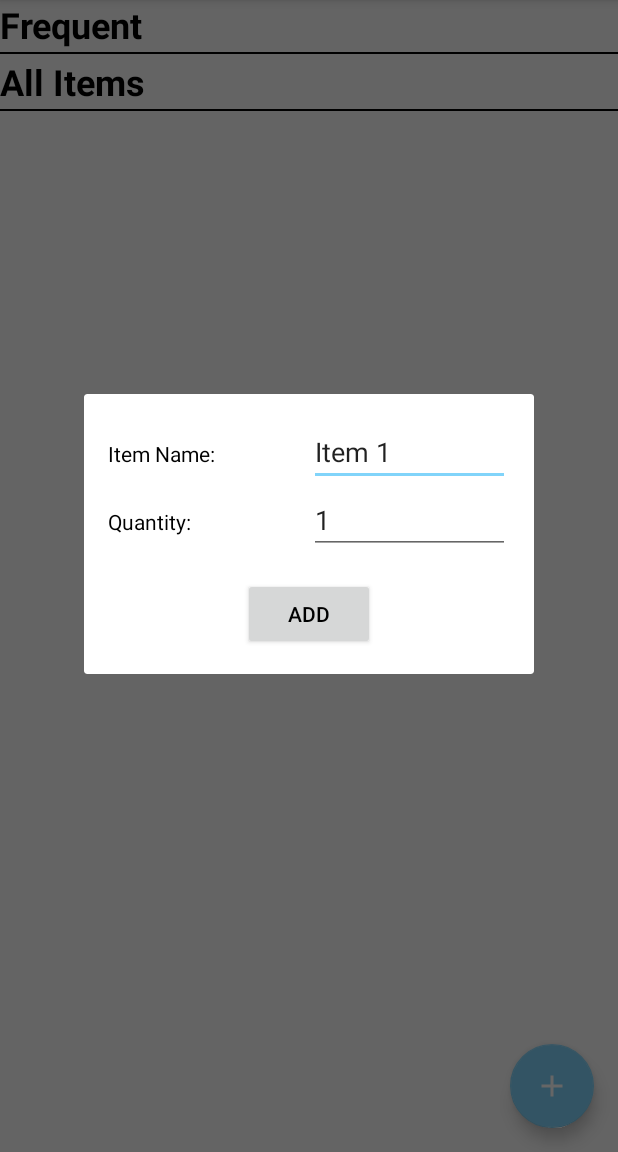
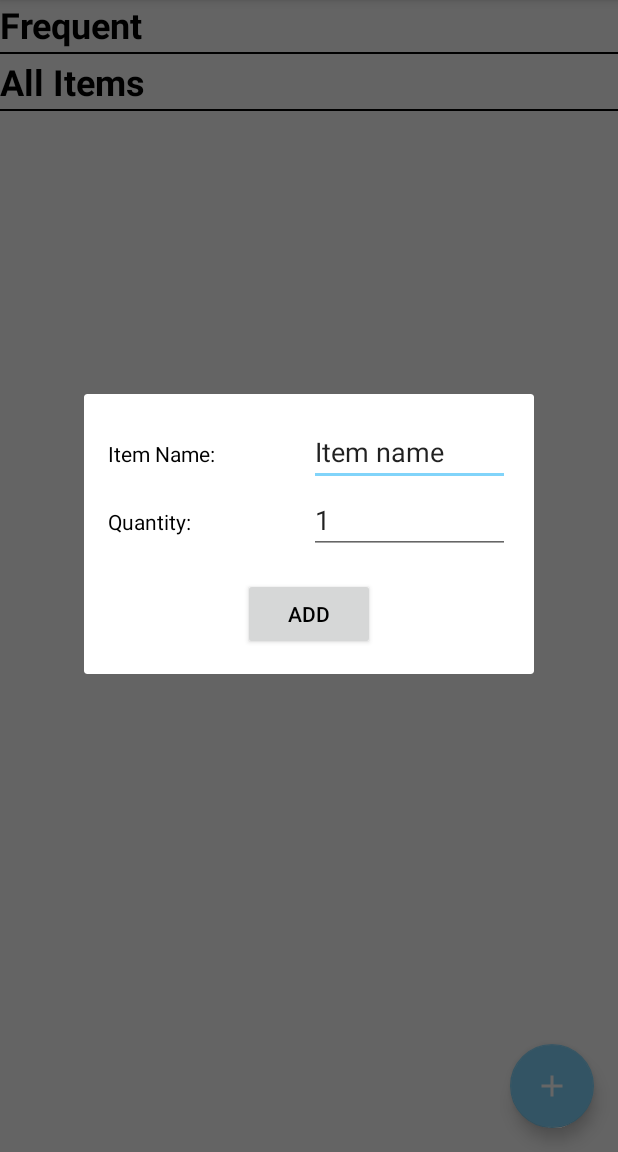
Before and after one commit to Team-SubliMate/SubliMate-Android, an Android app: the screen it shows after launch (MainActivity), after a tap on an icon or button, on a phone screen of 412 x 824 dp, the part 84-1236 px from its top. Run offline under Robolectric (Android 15) with nearby library versions, the phone set to English and light mode, and no system bars.

Commit message:
POTENTIAL BREAKING CHANGE - Refactor out ManualAddDialog

```diff
--- a/app/src/main/java/sublimate/com/sublimate/MainActivity.java
+++ b/app/src/main/java/sublimate/com/sublimate/MainActivity.java
@@ -1,6 +1,5 @@
 package sublimate.com.sublimate;
 
-import android.annotation.SuppressLint;
 import android.app.AlertDialog;
 import android.app.Dialog;
 import android.content.DialogInterface;
@@ -11,11 +10,8 @@ import android.preference.PreferenceManager;
 import android.support.annotation.NonNull;
 import android.support.design.widget.FloatingActionButton;
 import android.support.v7.app.AppCompatActivity;
+import android.support.v7.widget.GridLayoutManager;
 import android.support.v7.widget.RecyclerView;
-import android.support.v7.widget.GridLayoutManager;
-import android.text.Editable;
-import android.text.TextUtils;
-import android.text.TextWatcher;
 import android.util.Log;
 import android.util.LruCache;
 import android.view.Menu;
@@ -23,13 +19,9 @@ import android.view.MenuInflater;
 import android.view.MenuItem;
 import android.view.View;
 import android.view.ViewGroup;
-import android.widget.Button;
-import android.widget.EditText;
 import android.widget.ProgressBar;
 import android.widget.TextView;
 import android.widget.Toast;
-
-import com.google.gson.Gson;
 
 import java.io.IOException;
 import java.util.ArrayList;
@@ -43,18 +35,18 @@ import retrofit2.Callback;
 import retrofit2.Response;
 import sublimate.com.sublimate.json.InventoryItem;
 import sublimate.com.sublimate.json.InventoryServiceResponse;
-import sublimate.com.sublimate.json.ManualItemEvent;
 import sublimate.com.sublimate.network.InventoryService;
 import sublimate.com.sublimate.network.WebSocketEventHandler;
 import sublimate.com.sublimate.network.WebSocketEventListener;
 import sublimate.com.sublimate.view.InventoryAdapter;
+import sublimate.com.sublimate.view.ManualAddDialog;
 import sublimate.com.sublimate.view.PreferencesActivity;
 
 import static sublimate.com.sublimate.view.PreferencesActivity.USE_MOCK;
 import static sublimate.com.sublimate.view.PreferencesActivity.WEBSOCKET_ADDRESS;
 import static sublimate.com.sublimate.view.PreferencesActivity.WEBSOCKET_URL;
 
-public class MainActivity extends AppCompatActivity {
+public class MainActivity extends AppCompatActivity implements ViewContract{
     private static int MAX_CACHE_SIZE = 5;
 
     private Presenter presenter;
@@ -84,7 +76,7 @@ public class MainActivity extends AppCompatActivity {
         super.onCreate(savedInstanceState);
         setContentView(R.layout.activity_main);
 
-        presenter = new Presenter();
+        presenter = new Presenter(this);
         initView();
         initTieBreakerDialog(); // TODO: Clean up
         initHTTP();
@@ -234,80 +226,11 @@ public class MainActivity extends AppCompatActivity {
         errorTextView.setVisibility(View.GONE);
     }
 
-    private void showToast(String text) {
-        toast = Toast.makeText(this, text, Toast.LENGTH_LONG);
-        toast.show();
-    }
-
-    // TODO: Clean this up
-    @SuppressLint("SetTextI18n")
     private void showManualAddDialog() {
         if (manualAddDialog == null) {
-            manualAddDialog = new Dialog(this);
-            manualAddDialog.setContentView(R.layout.manual_add_dialog);
-            manualAddDialog.setTitle(R.string.add_dialog_title);
+            manualAddDialog = new ManualAddDialog(this, presenter);
         }
 
-        final EditText dialogNameEditText = manualAddDialog.findViewById(R.id.et_inventory_item_name);
-        final EditText dialogQuantityEditText = manualAddDialog.findViewById(R.id.et_inventory_item_quantity);
-
-        // Set default values
-
-        String defaultName = "Item " + (inventoryAdapter.getItemCount() + 1);
-        String defaultQuantity = "1";
-        dialogNameEditText.setText(defaultName);
-        dialogQuantityEditText.setText(defaultQuantity);
-
-        // Set up the save button
-        final Button dialogButton = manualAddDialog.findViewById(R.id.button_add_item);
-        dialogButton.setOnClickListener(new View.OnClickListener() {
-            @Override
-            public void onClick(View view) {
-                // Create item from user entry
-                String itemText = dialogNameEditText.getText().toString();
-                int itemQuantity = Integer.parseInt(dialogQuantityEditText.getText().toString());
-                InventoryItem item = new InventoryItem(42, itemText, itemQuantity);
-
-                // Send to backend
-                Gson gson = new Gson();
-                ManualItemEvent manualItemEvent = new ManualItemEvent(item);
-                String itemJson = gson.toJson(manualItemEvent, ManualItemEvent.class);
-                webSocket.send(itemJson);
-                Log.d(WebSocketEventListener.TAG, "Manual entry sent: " + itemJson);
-
-                // TODO: Don't add right away, wait for backend socket event UI
-                inventoryAdapter.addInventoryItem(item);
-                showToast("The item \"" + item.getName() + "\" has been added.");
-
-                manualAddDialog.dismiss();
-            }
-        });
-
-        TextWatcher textWatcher = new TextWatcher() {
-            @Override
-            public void beforeTextChanged(CharSequence charSequence, int i, int i1, int i2) {
-
-            }
-
-            @Override
-            public void onTextChanged(CharSequence charSequence, int i, int i1, int i2) {
-
-            }
-
-            @Override
-            public void afterTextChanged(Editable editable) {
-                if (TextUtils.isEmpty(editable)) {
-                    dialogButton.setEnabled(false);
-                } else {
-                    dialogButton.setEnabled(true);
-                }
-            }
-        };
-
-        dialogNameEditText.addTextChangedListener(textWatcher);
-        dialogQuantityEditText.addTextChangedListener(textWatcher);
-
-        dialogNameEditText.setText("Item " + (inventoryAdapter.getItemCount() + 1));
         manualAddDialog.show();
     }
 
@@ -357,4 +280,10 @@ public class MainActivity extends AppCompatActivity {
             tieBreakerDialog.setTitle(R.string.tiebreaker_dialog_title);
         }
     }
+
+    @Override
+    public void showToast(String message) {
+        toast = Toast.makeText(this, message, Toast.LENGTH_LONG);
+        toast.show();
+    }
 }
--- a/app/src/main/java/sublimate/com/sublimate/Presenter.java
+++ b/app/src/main/java/sublimate/com/sublimate/Presenter.java
@@ -5,14 +5,30 @@ import android.util.Log;
 import com.google.gson.Gson;
 
 import okhttp3.WebSocket;
+import sublimate.com.sublimate.json.InventoryItem;
+import sublimate.com.sublimate.json.ManualItemEvent;
 import sublimate.com.sublimate.json.RemoveItemEvent;
 import sublimate.com.sublimate.network.WebSocketEventListener;
 
 public class Presenter implements PresenterContract {
+    private ViewContract view;
     private WebSocket webSocket;
+
+    Presenter(ViewContract view) {
+        this.view = view;
+    }
 
     public void setWebSocket(WebSocket webSocket) {
         this.webSocket = webSocket;
+    }
+
+    @Override
+    public void addItem(InventoryItem item) {
+        Gson gson = new Gson();
+        ManualItemEvent manualItemEvent = new ManualItemEvent(item);
+        String itemJson = gson.toJson(manualItemEvent, ManualItemEvent.class);
+        webSocket.send(itemJson);
+        Log.d(WebSocketEventListener.TAG, "Manual entry sent: " + itemJson);
     }
 
     @Override
@@ -32,4 +48,9 @@ public class Presenter implements PresenterContract {
     public void rearrangeFridge() {
         // Send rearrange fridge event
     }
+
+    @Override
+    public void showToast(String message) {
+        view.showToast(message);
+    }
 }
--- a/app/src/main/java/sublimate/com/sublimate/PresenterContract.java
+++ b/app/src/main/java/sublimate/com/sublimate/PresenterContract.java
@@ -1,6 +1,11 @@
 package sublimate.com.sublimate;
 
+import sublimate.com.sublimate.json.InventoryItem;
+
 public interface PresenterContract {
+    void addItem(InventoryItem item);
     void removeItem(int itemId);
     void rearrangeFridge();
+
+    void showToast(String message);
 }
--- /dev/null
+++ b/app/src/main/java/sublimate/com/sublimate/ViewContract.java
@@ -0,0 +1,5 @@
+package sublimate.com.sublimate;
+
+public interface ViewContract {
+    void showToast(String message);
+}
--- /dev/null
+++ b/app/src/main/java/sublimate/com/sublimate/view/ManualAddDialog.java
@@ -0,0 +1,78 @@
+package sublimate.com.sublimate.view;
+
+import android.app.Dialog;
+import android.content.Context;
+import android.support.annotation.NonNull;
+import android.text.Editable;
+import android.text.TextUtils;
+import android.text.TextWatcher;
+import android.view.View;
+import android.widget.Button;
+import android.widget.EditText;
+
+import sublimate.com.sublimate.PresenterContract;
+import sublimate.com.sublimate.R;
+import sublimate.com.sublimate.json.InventoryItem;
+
+public class ManualAddDialog extends Dialog {
+    PresenterContract presenter;
+
+    public ManualAddDialog(@NonNull Context context, final PresenterContract presenter) {
+        super(context);
+
+        this.presenter = presenter;
+
+        setContentView(R.layout.manual_add_dialog);
+        setTitle(R.string.add_dialog_title);
+
+        final EditText dialogNameEditText = findViewById(R.id.et_inventory_item_name);
+        final EditText dialogQuantityEditText = findViewById(R.id.et_inventory_item_quantity);
+        final Button dialogButton = findViewById(R.id.button_add_item);
+
+        // Set default values
+        String defaultQuantity = "1";
+        dialogQuantityEditText.setText(defaultQuantity);
+
+        // Set up the save button
+        dialogButton.setOnClickListener(new View.OnClickListener() {
+            @Override
+            public void onClick(View view) {
+                // Create item from user entry
+                String itemText = dialogNameEditText.getText().toString();
+                int itemQuantity = Integer.parseInt(dialogQuantityEditText.getText().toString());
+                InventoryItem item = new InventoryItem(42, itemText, itemQuantity);
+
+                presenter.addItem(item);
+                presenter.showToast("The item \"" + item.getName() + "\" has been added.");
+
+                dismiss();
+            }
+        });
+
+        TextWatcher textWatcher = new TextWatcher() {
+            @Override
+            public void beforeTextChanged(CharSequence charSequence, int i, int i1, int i2) {
+
+            }
+
+            @Override
+            public void onTextChanged(CharSequence charSequence, int i, int i1, int i2) {
+
+            }
+
+            @Override
+            public void afterTextChanged(Editable editable) {
+                if (TextUtils.isEmpty(editable)) {
+                    dialogButton.setEnabled(false);
+                } else {
+                    dialogButton.setEnabled(true);
+                }
+            }
+        };
+
+        dialogNameEditText.addTextChangedListener(textWatcher);
+        dialogQuantityEditText.addTextChangedListener(textWatcher);
+
+        dialogNameEditText.setText("Item name");
+    }
+}
```
